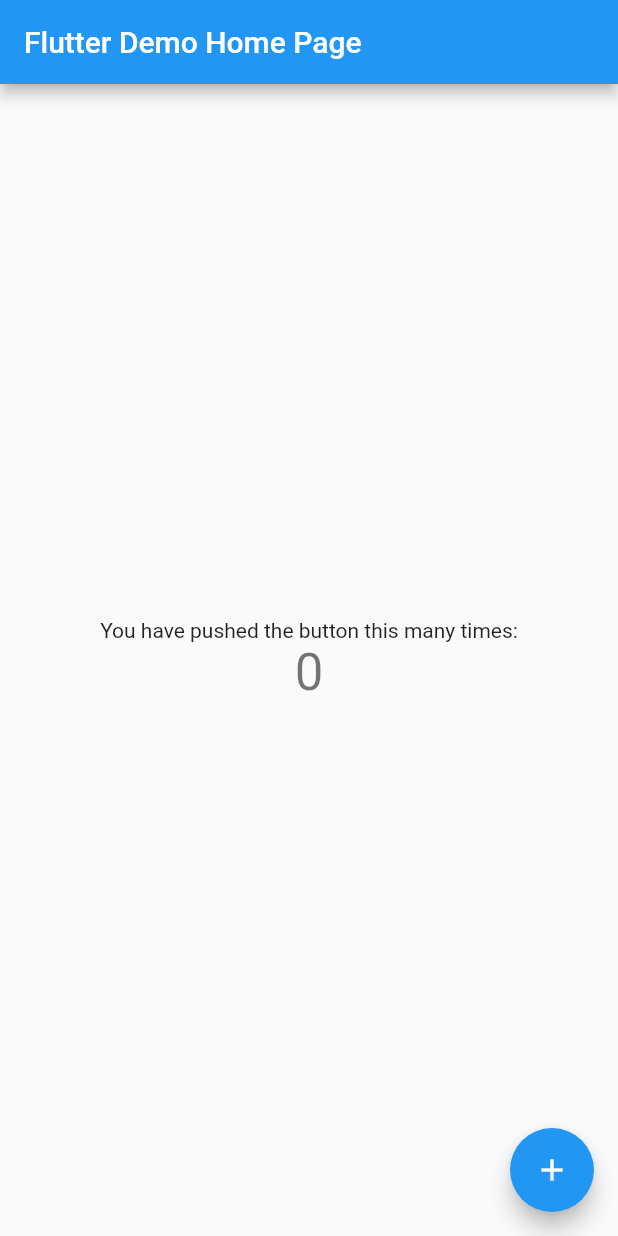
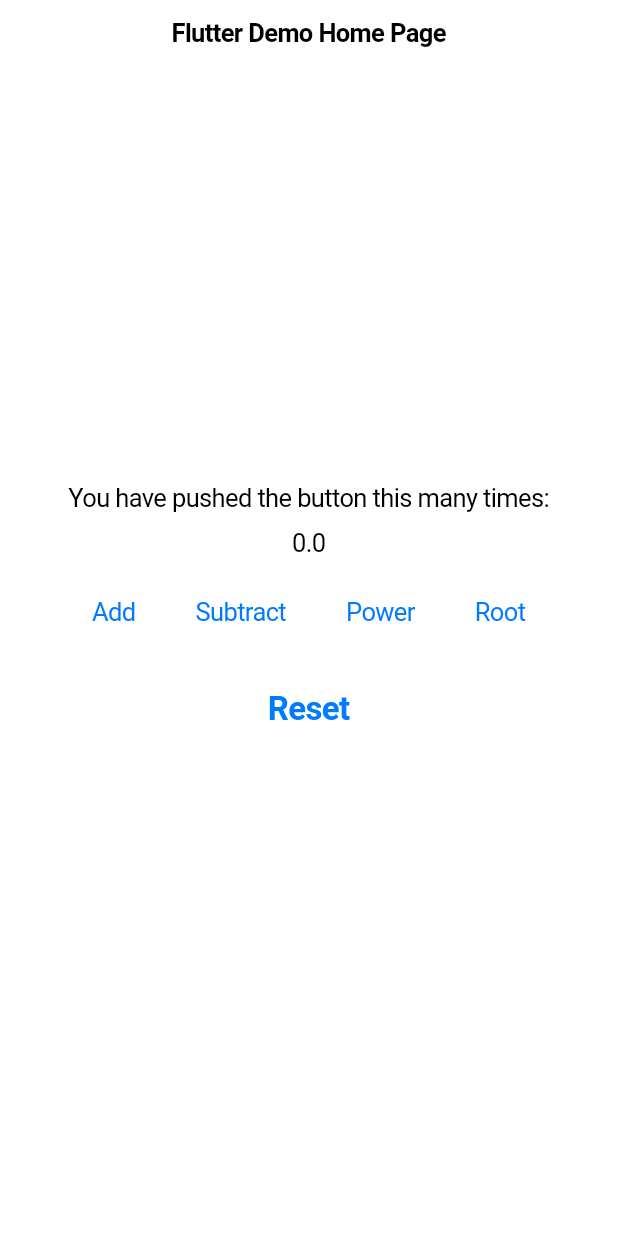
Before and after one commit to mhdzidannn/pcb, a Flutter app: the screen it shows after launch, on a phone screen of 412 x 824 dp. Run offline on Flutter 3.47's test engine with Material 2 defaults, Android fonts, the phone set to English and light mode, and no system bars.

Commit message:
cupertino app

```diff
--- a/lib/main.dart
+++ b/lib/main.dart
@@ -1,117 +1,125 @@
-import 'package:flutter/material.dart';
+import 'dart:math';
+
+import 'package:flutter/cupertino.dart';
+import 'package:flutter/services.dart';
 
 void main() {
-  runApp(MyApp());
+  runApp(IOSApp());
 }
 
-class MyApp extends StatelessWidget {
-  // This widget is the root of your application.
+class IOSApp extends StatelessWidget {
   @override
   Widget build(BuildContext context) {
-    return MaterialApp(
-      title: 'Flutter Demo',
-      theme: ThemeData(
-        // This is the theme of your application.
-        //
-        // Try running your application with "flutter run". You'll see the
-        // application has a blue toolbar. Then, without quitting the app, try
-        // changing the primarySwatch below to Colors.green and then invoke
-        // "hot reload" (press "r" in the console where you ran "flutter run",
-        // or simply save your changes to "hot reload" in a Flutter IDE).
-        // Notice that the counter didn't reset back to zero; the application
-        // is not restarted.
-        primarySwatch: Colors.blue,
-        // This makes the visual density adapt to the platform that you run
-        // the app on. For desktop platforms, the controls will be smaller and
-        // closer together (more dense) than on mobile platforms.
-        visualDensity: VisualDensity.adaptivePlatformDensity,
-      ),
-      home: MyHomePage(title: 'Flutter Demo Home Page'),
+    SystemChrome.setPreferredOrientations([DeviceOrientation.portraitUp, DeviceOrientation.portraitDown]);
+    return CupertinoApp(
+      debugShowCheckedModeBanner: false,
+      home: CupertinoHomePage(title: 'Flutter Demo Home Page'),
     );
   }
 }
 
-class MyHomePage extends StatefulWidget {
-  MyHomePage({Key key, this.title}) : super(key: key);
-
-  // This widget is the home page of your application. It is stateful, meaning
-  // that it has a State object (defined below) that contains fields that affect
-  // how it looks.
-
-  // This class is the configuration for the state. It holds the values (in this
-  // case the title) provided by the parent (in this case the App widget) and
-  // used by the build method of the State. Fields in a Widget subclass are
-  // always marked "final".
+class CupertinoHomePage extends StatefulWidget {
+  CupertinoHomePage({Key key, this.title}) : super(key: key);
 
   final String title;
 
   @override
-  _MyHomePageState createState() => _MyHomePageState();
+  _CupertinoHomePageState createState() => _CupertinoHomePageState();
 }
 
-class _MyHomePageState extends State<MyHomePage> {
-  int _counter = 0;
+class _CupertinoHomePageState extends State<CupertinoHomePage> {
+  double _counter = 0;
 
   void _incrementCounter() {
     setState(() {
-      // This call to setState tells the Flutter framework that something has
-      // changed in this State, which causes it to rerun the build method below
-      // so that the display can reflect the updated values. If we changed
-      // _counter without calling setState(), then the build method would not be
-      // called again, and so nothing would appear to happen.
       _counter++;
+    });
+  }
+
+  void _decrementCounter() {
+    setState(() {
+      _counter--;
+    });
+  }
+
+  void _powerCounter() {
+    setState(() {
+      _counter= _counter * _counter;
+    });
+  }
+
+  void _rootCounter() {
+    setState(() {
+      _counter= sqrt(_counter);
+    });
+  }
+
+  void _resetCounter() {
+    setState(() {
+      _counter= 0;
     });
   }
 
   @override
   Widget build(BuildContext context) {
-    // This method is rerun every time setState is called, for instance as done
-    // by the _incrementCounter method above.
-    //
-    // The Flutter framework has been optimized to make rerunning build methods
-    // fast, so that you can just rebuild anything that needs updating rather
-    // than having to individually change instances of widgets.
-    return Scaffold(
-      appBar: AppBar(
-        // Here we take the value from the MyHomePage object that was created by
-        // the App.build method, and use it to set our appbar title.
-        title: Text(widget.title),
+    return CupertinoPageScaffold(
+      navigationBar: CupertinoNavigationBar(
+        middle: Text(widget.title),
       ),
-      body: Center(
-        // Center is a layout widget. It takes a single child and positions it
-        // in the middle of the parent.
+      child: Center(
+        child: SingleChildScrollView(
           child: Column(
-          // Column is also a layout widget. It takes a list of children and
-          // arranges them vertically. By default, it sizes itself to fit its
-          // children horizontally, and tries to be as tall as its parent.
-          //
-          // Invoke "debug painting" (press "p" in the console, choose the
-          // "Toggle Debug Paint" action from the Flutter Inspector in Android
-          // Studio, or the "Toggle Debug Paint" command in Visual Studio Code)
-          // to see the wireframe for each widget.
-          //
-          // Column has various properties to control how it sizes itself and
-          // how it positions its children. Here we use mainAxisAlignment to
-          // center the children vertically; the main axis here is the vertical
-          // axis because Columns are vertical (the cross axis would be
-          // horizontal).
             mainAxisAlignment: MainAxisAlignment.center,
             children: <Widget>[
+
               Text(
                 'You have pushed the button this many times:',
               ),
+
+              SizedBox(height: 10,),
+
               Text(
-              '$_counter',
-              style: Theme.of(context).textTheme.headline4,
+                //'${_counter.toStringAsPrecision(2)}',
+                '$_counter'
+              ),
+
+              SizedBox(height: 10,),
+
+              Row(
+                mainAxisAlignment: MainAxisAlignment.center,
+                children: [
+                  CupertinoButton(
+                    child: Text('Add'),
+                    onPressed: () => _incrementCounter(),
+                  ),
+                  CupertinoButton(
+                    child: Text('Subtract'),
+                    onPressed: () => _decrementCounter(),
+                  ),
+                  CupertinoButton(
+                    child: Text('Power'),
+                    onPressed: () => _powerCounter(),
+                  ),
+                  CupertinoButton(
+                    child: Text('Root'),
+                    onPressed: () => _rootCounter(),
+                  ),
+                ],
+              ),
+
+              SizedBox(height: 10,),
+
+              CupertinoButton(
+                    child: Text(
+                      'Reset',
+                      style: TextStyle(fontSize: 22, fontWeight: FontWeight.bold),
+                    ),
+                    onPressed: () => _resetCounter(),
                   ),
             ],
           ),
         ),
-      floatingActionButton: FloatingActionButton(
-        onPressed: _incrementCounter,
-        tooltip: 'Increment',
-        child: Icon(Icons.add),
-      ), // This trailing comma makes auto-formatting nicer for build methods.
+      ),
     );
   }
 }
--- a/pubspec.yaml
+++ b/pubspec.yaml
@@ -28,6 +28,9 @@ dependencies:
   # The following adds the Cupertino Icons font to your application.
   # Use with the CupertinoIcons class for iOS style icons.
   cupertino_icons: ^1.0.0
+  intl: ^0.16.1
+  provider: ^4.1.1
+  shrine_images: ^1.0.0
 
 dev_dependencies:
   flutter_test:
```
Also changed, not shown: lib/styles/mainStyles.dart (added, +54 -0 lines), pubspec.lock, 1 other file. Lines whose indentation alone changed are shown as unchanged.
